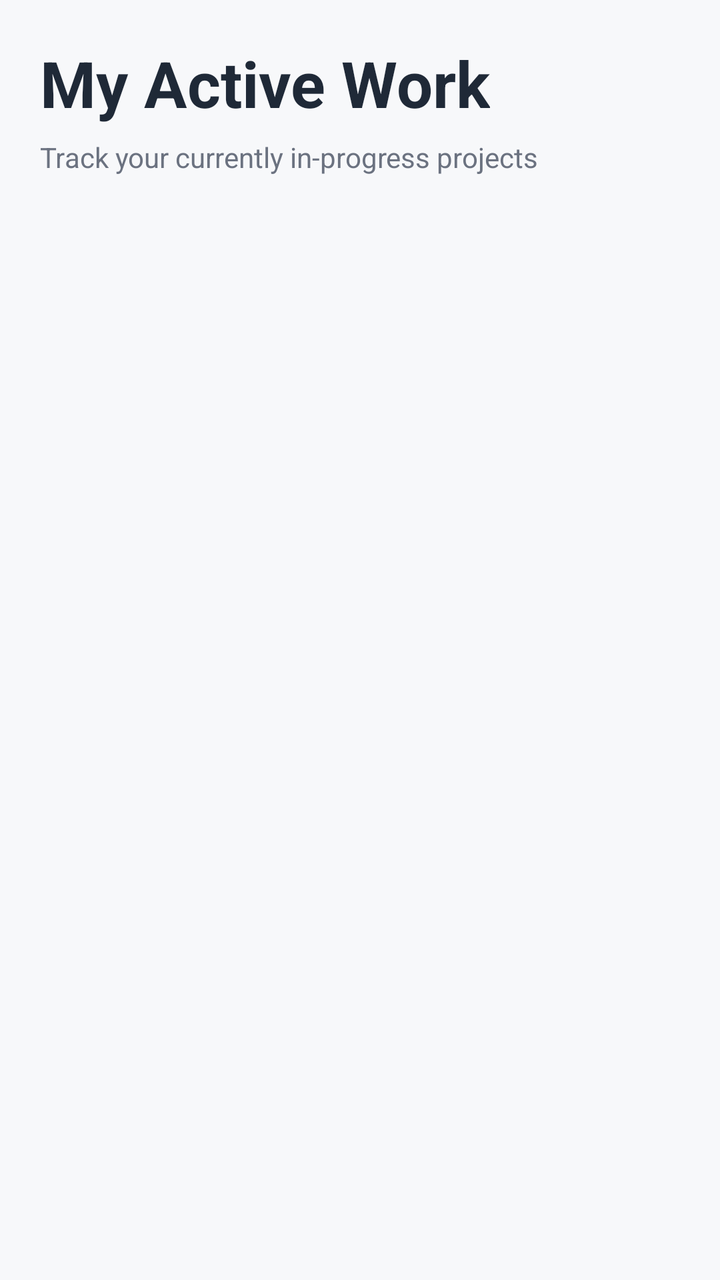
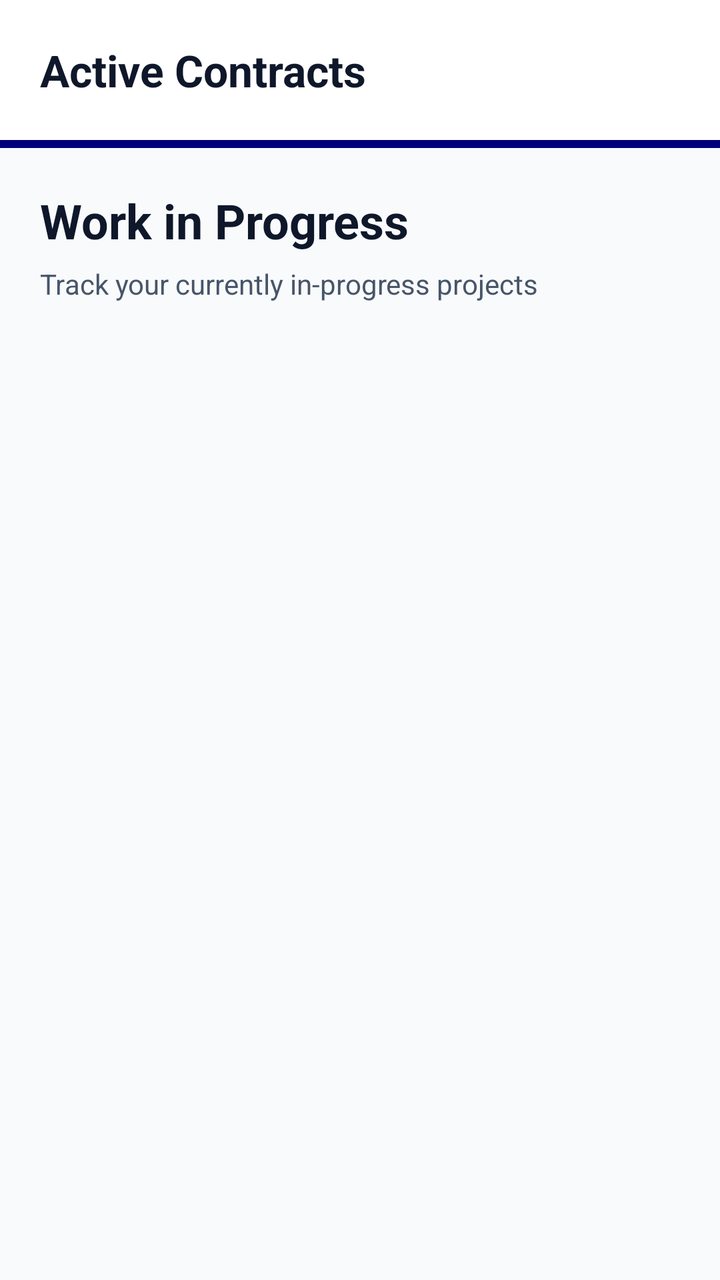

Compare the two renders of this Android layout. The source of the first and the diff that turns it into the second are given below.
<!-- AndroidManifest.xml: application theme Theme.MiniJobHunt -->
<!-- res/layout/fragment_freelancer_in_progress_jobs.xml -->
<?xml version="1.0" encoding="utf-8"?>
<LinearLayout xmlns:android="http://schemas.android.com/apk/res/android"
    xmlns:tools="http://schemas.android.com/tools"
    android:layout_width="match_parent"
    android:layout_height="match_parent"
    android:orientation="vertical"
    android:background="@color/background">

    <LinearLayout
        android:layout_width="match_parent"
        android:layout_height="wrap_content"
        android:orientation="vertical"
        android:padding="20dp">

        <TextView
            android:layout_width="wrap_content"
            android:layout_height="wrap_content"
            android:text="My Active Work"
            android:textSize="32sp"
            android:textStyle="bold"
            android:textColor="@color/text_primary" />

        <TextView
            android:layout_width="wrap_content"
            android:layout_height="wrap_content"
            android:layout_marginTop="6dp"
            android:text="Track your currently in-progress projects"
            android:textColor="@color/text_secondary" />

    </LinearLayout>

    <androidx.recyclerview.widget.RecyclerView
        android:id="@+id/recyclerViewJobs"
        android:layout_width="match_parent"
        android:layout_height="match_parent"
        android:clipToPadding="false"
        android:paddingBottom="100dp"
        tools:listitem="@layout/item_freelancer_job" />

</LinearLayout>
<!-- res/layout/item_freelancer_job.xml (included above) -->
<?xml version="1.0" encoding="utf-8"?>
<androidx.cardview.widget.CardView
    xmlns:android="http://schemas.android.com/apk/res/android"
    xmlns:app="http://schemas.android.com/apk/res-auto"
    android:layout_width="match_parent"
    android:layout_height="wrap_content"
    android:layout_marginHorizontal="16dp"
    android:layout_marginVertical="8dp"
    app:cardBackgroundColor="@color/surface"
    app:cardCornerRadius="18dp"
    app:cardElevation="4dp">

    <LinearLayout
        android:layout_width="match_parent"
        android:layout_height="wrap_content"
        android:orientation="vertical"
        android:padding="18dp">

        
        <LinearLayout
            android:layout_width="match_parent"
            android:layout_height="wrap_content"
            android:orientation="horizontal"
            android:gravity="center_vertical"
            android:layout_marginBottom="12dp">

            <com.google.android.material.imageview.ShapeableImageView
                android:id="@+id/imgClientProfile"
                android:layout_width="40dp"
                android:layout_height="40dp"
                android:scaleType="centerCrop"
                android:src="@drawable/ic_profile"
                app:shapeAppearanceOverlay="@style/CircleImage"
                app:strokeColor="@color/divider"
                app:strokeWidth="1dp" />

            <LinearLayout
                android:layout_width="0dp"
                android:layout_height="wrap_content"
                android:layout_weight="1"
                android:orientation="vertical"
                android:layout_marginStart="12dp">

                <LinearLayout
                    android:layout_width="wrap_content"
                    android:layout_height="wrap_content"
                    android:orientation="horizontal"
                    android:gravity="center_vertical">

                    <TextView
                        android:id="@+id/txtClientName"
                        android:layout_width="wrap_content"
                        android:layout_height="wrap_content"
                        android:text="Client Name"
                        android:textColor="@color/text_primary"
                        android:textStyle="bold"
                        android:textSize="14sp" />

                    <ImageView
                        android:id="@+id/imgVerifiedBadge"
                        android:layout_width="20dp"
                        android:layout_height="20dp"
                        android:layout_marginStart="6dp"
                        android:src="@drawable/ic_verified"
                        android:visibility="gone"
                        android:contentDescription="Verified"/>

                </LinearLayout>

                <TextView
                    android:id="@+id/txtPostedAt"
                    android:layout_width="wrap_content"
                    android:layout_height="wrap_content"
                    android:text="Posted just now"
                    android:textColor="@color/text_secondary"
                    android:textSize="12sp" />

            </LinearLayout>

        </LinearLayout>

        <TextView
            android:id="@+id/txtJobTitle"
            android:layout_width="wrap_content"
            android:layout_height="wrap_content"
            android:text="Job Title"
            android:textSize="20sp"
            android:textStyle="bold"
            android:textColor="@color/text_primary" />

        <TextView
            android:id="@+id/txtJobDetails"
            android:layout_width="wrap_content"
            android:layout_height="wrap_content"
            android:layout_marginTop="6dp"
            android:text="Details"
            android:textColor="@color/text_secondary" />

        <TextView
            android:id="@+id/txtJobBudget"
            android:layout_width="wrap_content"
            android:layout_height="wrap_content"
            android:layout_marginTop="10dp"
            android:text="Budget: Rs. 0"
            android:textColor="@color/success"
            android:textStyle="bold" />

        <Button
            android:id="@+id/btnApply"
            android:layout_width="match_parent"
            android:layout_height="50dp"
            android:layout_marginTop="16dp"
            android:text="Apply"
            android:textAllCaps="false"
            android:textColor="@color/white"
            android:backgroundTint="@color/primary" />

        <LinearLayout
            android:id="@+id/layoutWork"
            android:layout_width="match_parent"
            android:layout_height="wrap_content"
            android:orientation="vertical"
            android:visibility="gone">

            <LinearLayout
                android:layout_width="match_parent"
                android:layout_height="wrap_content"
                android:orientation="horizontal"
                android:layout_marginTop="12dp">

                <Button
                    android:id="@+id/btnSubmitWork"
                    android:layout_width="0dp"
                    android:layout_height="50dp"
                    android:layout_weight="1"
                    android:text="Add New File"
                    android:textAllCaps="false"
                    android:textColor="@color/white"
                    android:backgroundTint="@color/info" />

                <Button
                    android:id="@+id/btnManageWork"
                    style="?attr/materialButtonOutlinedStyle"
                    android:layout_width="0dp"
                    android:layout_height="50dp"
                    android:layout_weight="1"
                    android:layout_marginStart="8dp"
                    android:text="Manage Work"
                    android:textAllCaps="false"
                    android:textColor="@color/info"
                    android:visibility="gone"/>

            </LinearLayout>

            <TextView
                android:id="@+id/txtWorkFile"
                android:layout_width="match_parent"
                android:layout_height="wrap_content"
                android:layout_marginTop="8dp"
                android:text="Latest submission: View file"
                android:textColor="@color/primary"
                android:textSize="12sp"
                android:gravity="center"
                android:visibility="gone" />

        </LinearLayout>

    </LinearLayout>

</androidx.cardview.widget.CardView>
<!-- resources referenced by this layout -->
<resources>
  <color name="background">#FFF7F8FA</color>
  <color name="divider">#FFE5E7EB</color>
  <color name="info">#FF3B82F6</color>
  <color name="primary">#FF14A800</color>
  <color name="success">#FF10B981</color>
  <color name="surface">#FFFFFFFF</color>
  <color name="text_primary">#FF1F2937</color>
  <color name="text_secondary">#FF6B7280</color>
  <color name="white">#FFFFFFFF</color>
  <!-- drawable ic_profile (drawable) -->
  <vector xmlns:android="http://schemas.android.com/apk/res/android"
      android:width="24dp"
      android:height="24dp"
      android:viewportWidth="24"
      android:viewportHeight="24">
  
      <path
          android:fillColor="#666666"
          android:pathData="M12,12c2.21,0 4,-1.79 4,-4s-1.79,-4 -4,-4 -4,1.79 -4,4 1.79,4 4,4zm0,2c-2.67,0 -8,1.34 -8,4v2h16v-2c0,-2.66 -5.33,-4 -8,-4z"/>
  </vector>
  <!-- drawable ic_verified (drawable) -->
  <vector xmlns:android="http://schemas.android.com/apk/res/android"
      android:width="24dp"
      android:height="24dp"
      android:viewportWidth="24"
      android:viewportHeight="24">
  
      <path
          android:fillColor="#4CAF50"
          android:pathData="M23,12l-2.44,-2.79 0.34,-3.69 -3.61,-0.82L15.4,1 12,2.46 8.6,1 6.71,4.7 3.1,5.51l0.34,3.69L1,12l2.44,2.79 -0.34,3.69 3.61,0.82L8.6,23 12,21.54 15.4,23l1.89,-3.7 3.61,-0.82 -0.34,-3.69zM10,17l-4,-4 1.41,-1.41L10,14.17l6.59,-6.59L18,9l-8,8z"/>
  </vector>
  <style name="CircleImage">
          <item name="cornerSize">50%</item>
      </style>
  <style name="Theme.MiniJobHunt" parent="Base.Theme.MiniJobHunt" />
  <style name="Base.Theme.MiniJobHunt" parent="Theme.Material3.DayNight.NoActionBar">
          
          
      </style>
</resources>

<!-- the commit's change to res/layout/fragment_freelancer_in_progress_jobs.xml (unified diff, before → after) -->
@@ -6,6 +6,36 @@
     android:orientation="vertical"
     android:background="@color/background">
 
+    
+    <LinearLayout
+        android:layout_width="match_parent"
+        android:layout_height="wrap_content"
+        android:orientation="vertical">
+
+        <RelativeLayout
+            android:layout_width="match_parent"
+            android:layout_height="70dp"
+            android:background="@color/surface"
+            android:elevation="4dp"
+            android:paddingHorizontal="20dp">
+
+            <TextView
+                android:layout_width="wrap_content"
+                android:layout_height="wrap_content"
+                android:layout_centerVertical="true"
+                android:text="Active Contracts"
+                android:textColor="@color/text_primary"
+                android:textSize="22sp"
+                android:textStyle="bold" />
+
+        </RelativeLayout>
+
+        <View
+            android:layout_width="match_parent"
+            android:layout_height="4dp"
+            android:background="@color/primary" />
+    </LinearLayout>
+
     <LinearLayout
         android:layout_width="match_parent"
         android:layout_height="wrap_content"
@@ -15,8 +45,8 @@
         <TextView
             android:layout_width="wrap_content"
             android:layout_height="wrap_content"
-            android:text="My Active Work"
-            android:textSize="32sp"
+            android:text="Work in Progress"
+            android:textSize="24sp"
             android:textStyle="bold"
             android:textColor="@color/text_primary" />
 
@@ -137,14 +167,29 @@
             android:text="Details"
             android:textColor="@color/text_secondary" />
 
-        <TextView
-            android:id="@+id/txtJobBudget"
-            android:layout_width="wrap_content"
-            android:layout_height="wrap_content"
-            android:layout_marginTop="10dp"
-            android:text="Budget: Rs. 0"
-            android:textColor="@color/success"
-            android:textStyle="bold" />
+        <LinearLayout
+            android:layout_width="match_parent"
+            android:layout_height="wrap_content"
+            android:orientation="horizontal"
+            android:gravity="center_vertical"
+            android:layout_marginTop="10dp">
+
+            <ImageView
+                android:layout_width="16dp"
+                android:layout_height="16dp"
+                android:src="@drawable/ic_money"
+                app:tint="@color/success" />
+
+            <TextView
+                android:id="@+id/txtJobBudget"
+                android:layout_width="wrap_content"
+                android:layout_height="wrap_content"
+                android:layout_marginStart="6dp"
+                android:text="Budget: Rs. 0"
+                android:textColor="@color/success"
+                android:textStyle="bold" />
+
+        </LinearLayout>
 
         <Button
             android:id="@+id/btnApply"
@@ -204,6 +249,18 @@
                 android:gravity="center"
                 android:visibility="gone" />
 
+            <TextView
+                android:id="@+id/btnRaiseConflict"
+                android:layout_width="wrap_content"
+                android:layout_height="wrap_content"
+                android:layout_marginTop="12dp"
+                android:layout_gravity="center"
+                android:text="Problem? Raise a Conflict"
+                android:textColor="@color/accent"
+                android:textSize="13sp"
+                android:textStyle="bold"
+                android:padding="8dp" />
+
         </LinearLayout>
 
     </LinearLayout>
<!-- resource entries referenced after the edit -->
@@ -1,14 +1,25 @@
 <!-- resources referenced by this layout -->
 <resources>
-  <color name="background">#FFF7F8FA</color>
-  <color name="divider">#FFE5E7EB</color>
-  <color name="info">#FF3B82F6</color>
-  <color name="primary">#FF14A800</color>
-  <color name="success">#FF10B981</color>
-  <color name="surface">#FFFFFFFF</color>
-  <color name="text_primary">#FF1F2937</color>
-  <color name="text_secondary">#FF6B7280</color>
-  <color name="white">#FFFFFFFF</color>
+  <color name="accent">#EF4444</color>
+  <color name="background">#F8FAFC</color>
+  <color name="divider">#E2E8F0</color>
+  <color name="info">#000080</color>
+  <color name="primary">#000080</color>
+  <color name="success">#10B981</color>
+  <color name="surface">#FFFFFF</color>
+  <color name="text_primary">#0F172A</color>
+  <color name="text_secondary">#475569</color>
+  <color name="white">#FFFFFF</color>
+  <!-- drawable ic_money (drawable) -->
+  <vector xmlns:android="http://schemas.android.com/apk/res/android"
+      android:width="24dp"
+      android:height="24dp"
+      android:viewportWidth="24"
+      android:viewportHeight="24">
+      <path
+          android:fillColor="@color/success"
+          android:pathData="M11.8,10.9c-2.27,-0.59 -3,-1.2 -3,-2.15 0,-1.09 1.01,-1.85 2.7,-1.85 1.78,0 2.44,0.85 2.5,2.1h2.21c-0.07,-1.72 -1.12,-3.3 -3.21,-3.81V3h-3v2.16c-1.94,0.42 -3.5,1.68 -3.5,3.61 0,2.31 1.91,3.46 4.7,3.98 2.53,0.47 3,1.38 3,2.3 0,0.6 -0.34,1.8 -2.7,1.8 -2.2,0 -2.96,-1.15 -3.07,-2.1H6.5c0.14,2 1.76,3.15 3.5,3.61V21h3v-2.14c1.94,-0.38 3.5,-1.49 3.5,-3.6 0,-2.68 -2,-3.78 -4.7,-4.36z"/>
+  </vector>
   <!-- drawable ic_profile (drawable) -->
   <vector xmlns:android="http://schemas.android.com/apk/res/android"
       android:width="24dp"
@@ -26,18 +37,48 @@
       android:height="24dp"
       android:viewportWidth="24"
       android:viewportHeight="24">
-  
       <path
-          android:fillColor="#4CAF50"
-          android:pathData="M23,12l-2.44,-2.79 0.34,-3.69 -3.61,-0.82L15.4,1 12,2.46 8.6,1 6.71,4.7 3.1,5.51l0.34,3.69L1,12l2.44,2.79 -0.34,3.69 3.61,0.82L8.6,23 12,21.54 15.4,23l1.89,-3.7 3.61,-0.82 -0.34,-3.69zM10,17l-4,-4 1.41,-1.41L10,14.17l6.59,-6.59L18,9l-8,8z"/>
+          android:fillColor="@color/info"
+          android:pathData="M23,12l-2.44,-2.79 0.34,-3.69 -3.77,-0.86L15.47,1.2 12,2.7 8.53,1.2 6.87,4.66 3.1,5.52l0.34,3.69L1,12l2.44,2.79 -0.34,3.69 3.77,0.86L8.53,22.8 12,21.3l3.47,1.5 1.66,-3.46 3.77,-0.86 -0.34,-3.69L23,12zm-12.91,4.72l-3.8,-3.81 1.48,-1.48 2.32,2.33 5.85,-5.87 1.48,1.48 -7.33,7.35z"/>
   </vector>
   <style name="CircleImage">
           <item name="cornerSize">50%</item>
       </style>
   <style name="Theme.MiniJobHunt" parent="Base.Theme.MiniJobHunt" />
   <style name="Base.Theme.MiniJobHunt" parent="Theme.Material3.DayNight.NoActionBar">
+          <item name="colorPrimary">@color/primary</item>
+          <item name="colorOnPrimary">@color/white</item>
+          <item name="colorPrimaryContainer">@color/primary_light</item>
+          <item name="colorOnPrimaryContainer">@color/primary_dark</item>
+  
+          <item name="colorSecondary">@color/info</item>
+          <item name="colorOnSecondary">@color/white</item>
+  
+          <item name="android:windowBackground">@color/background</item>
+          <item name="android:statusBarColor">@color/background</item>
+          <item name="android:windowLightStatusBar">true</item>
+  
           
-          
+          <item name="textAppearanceHeadlineLarge">@style/AppText.HeadlineLarge</item>
+          <item name="textAppearanceTitleMedium">@style/AppText.TitleMedium</item>
+          <item name="textAppearanceBodyLarge">@style/AppText.BodyLarge</item>
+      </style>
+  <color name="primary_light">#E6E6FF</color>
+  <color name="primary_dark">#000066</color>
+  <style name="AppText.HeadlineLarge">
+          <item name="android:textSize">30sp</item>
+          <item name="android:textStyle">bold</item>
+          <item name="android:textColor">@color/text_primary</item>
+          <item name="android:letterSpacing">-0.02</item>
+      </style>
+  <style name="AppText.TitleMedium">
+          <item name="android:textSize">18sp</item>
+          <item name="android:textStyle">bold</item>
+          <item name="android:textColor">@color/text_primary</item>
+      </style>
+  <style name="AppText.BodyLarge">
+          <item name="android:textSize">16sp</item>
+          <item name="android:textColor">@color/text_secondary</item>
       </style>
 </resources>
 
